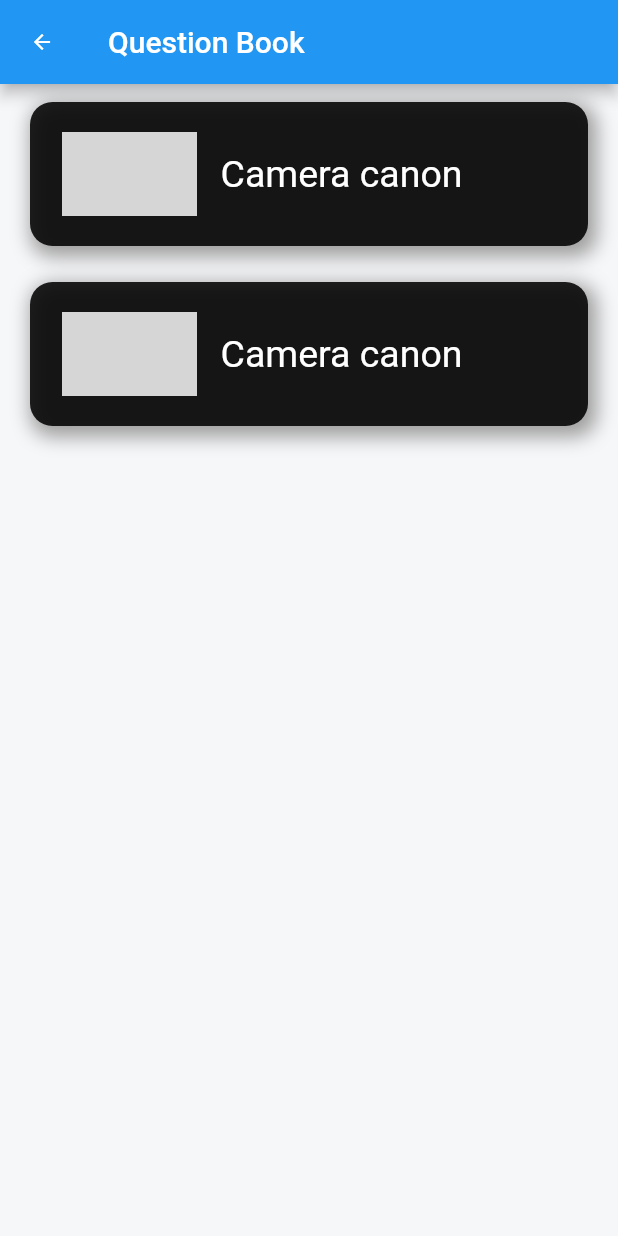
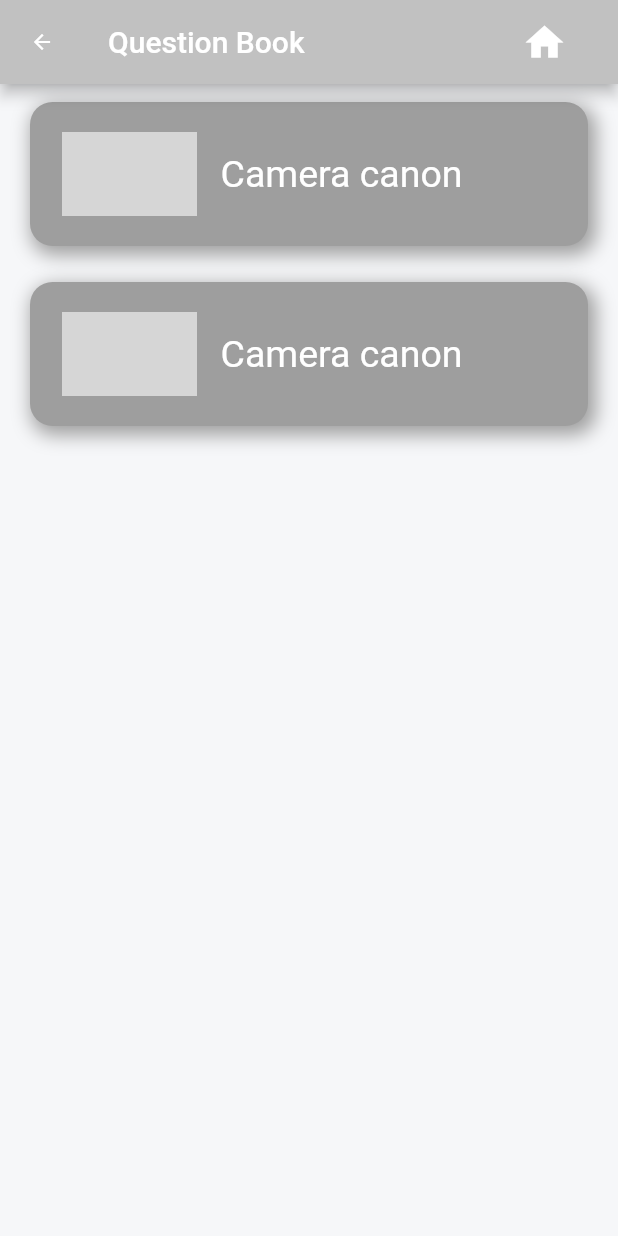
Before and after one commit to ryan11280/pr20221029, a Flutter app: the questionlist screen opened directly, on a phone screen of 412 x 824 dp. Run offline on Flutter 3.47's test engine with Material 2 defaults, Android fonts, the light colour scheme and no system bars; our stand-ins replace cloud_firestore, firebase_auth, firebase_core, firebase_storage, flutter_svg, get and 2 more; missing offline and left inert: footer; accounts and stored records are empty; network calls fail; project files that could hold a hidden picture were left out; grey boxes are pictures that could not be loaded.

Commit message:
1108.4pm

```diff
--- a/lib/routes/app_routes.dart
+++ b/lib/routes/app_routes.dart
@@ -1,7 +1,6 @@
 import 'package:pr20221029/screens/about/about_screen.dart';
 import 'package:pr20221029/screens/create/create_question.dart';
 import 'package:pr20221029/screens/questionlist/question_list.dart';
-
 import '../screens/home/home1_screen.dart';
 import '../screens/splash_screen.dart';
 import 'package:get/get.dart';
--- a/lib/screens/questionlist/question_list.dart
+++ b/lib/screens/questionlist/question_list.dart
@@ -1,5 +1,5 @@
 import 'package:flutter/material.dart';
-
+import 'package:pr20221029/configs/themes/app_colors.dart';
 class Product {
   final image;
   final name;
@@ -24,7 +24,26 @@
     return Scaffold(
       backgroundColor: Color(0xfff6f7f9),
       appBar: AppBar(
+        backgroundColor: kGrayColor,
         title: Text('Question Book'),
+
+        actions: <Widget>[
+
+          Padding(
+            padding: const EdgeInsets.only(right:25.0),
+            child: IconButton(
+              icon: Icon(
+                  Icons.home,
+                  color: Colors.white,
+                  size:30.0
+              ),
+              onPressed: () {
+                // do something
+              },
+            ),
+          )
+        ],
+
       ),
       body: ListView(
         children: <Widget>[
@@ -41,13 +60,13 @@
                             padding:
                                 EdgeInsets.symmetric(vertical: 20, horizontal: 5),
                             decoration: BoxDecoration(
-                              color: Colors.black87,
+                              color: Colors.grey,
                               borderRadius: BorderRadius.circular(15),
                               boxShadow: [
                                 BoxShadow(
                                     color: Colors.grey,
                                     blurRadius: 10,
-                                    spreadRadius: 3,
+                                    spreadRadius: 2,
                                     offset: Offset(3, 4))
                               ],
                             ),
--- a/lib/screens/quiz/components/body.dart
+++ b/lib/screens/quiz/components/body.dart
@@ -4,7 +4,6 @@
 import 'package:pr20221029/controllers/question_controller.dart';
 import 'package:pr20221029/models/Questions.dart';
 import 'package:flutter_svg/svg.dart';
-
 import 'progress_bar.dart';
 import 'question_card.dart';
 
--- a/lib/screens/quiz/quiz_screen.dart
+++ b/lib/screens/quiz/quiz_screen.dart
@@ -1,7 +1,6 @@
 import 'package:flutter/material.dart';
 import 'package:get/get.dart';
 import 'package:pr20221029/controllers/question_controller.dart';
-
 import 'components/body.dart';
 
 class QuizScreen extends StatelessWidget {
@@ -11,7 +10,7 @@
     return Scaffold(
       extendBodyBehindAppBar: true,
       appBar: AppBar(
-        // Fluttter show the back button automatically
+        // Flutter show the back button automatically
         backgroundColor: Colors.transparent,
         elevation: 0,
         actions: [
```
